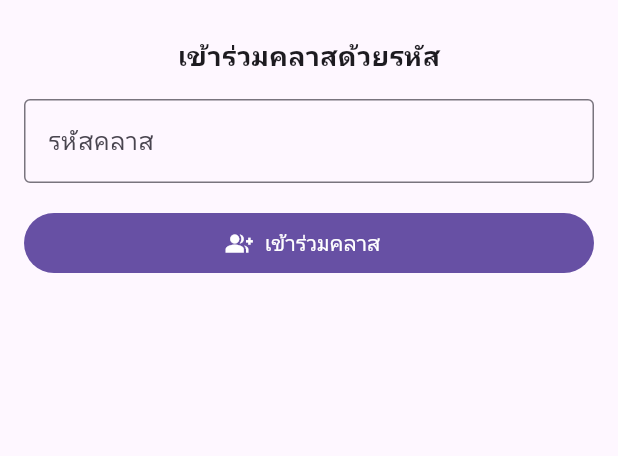
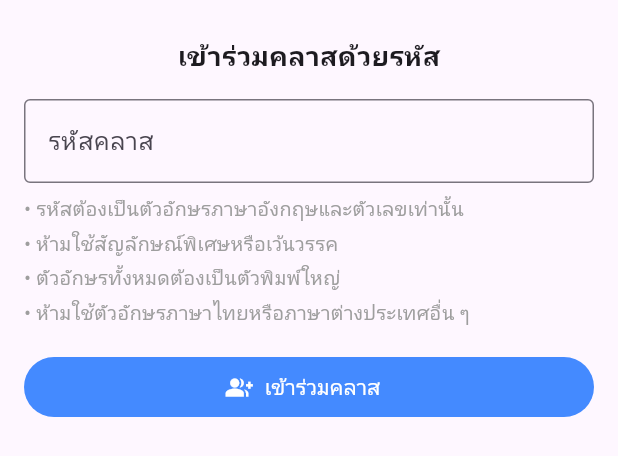
Before and after one commit to Threeraput/The_Fucking_final_Project, a Flutter app: the JoinClassSheet widget shown alone on an empty page, opened directly, on a phone screen of 412 x 824 dp. Shown: the top 456 px of the screen. Run offline on Flutter 3.47's test engine with Material 3 defaults, Android fonts, the phone set to English and light mode, and no system bars; our stand-ins replace camera, dropdown_button2, geolocator, shared_preferences; accounts and stored records are empty; network calls fail.

Commit message:
UI_joinclass

```diff
--- a/frontend/lib/main.dart
+++ b/frontend/lib/main.dart
@@ -1,6 +1,7 @@
 // lib/main.dart
 import 'package:flutter/material.dart';
 import 'package:camera/camera.dart';
+import 'package:frontend/screens/classroom_home_screen.dart';
 import 'package:frontend/screens/verify_face_route.dart';
 import 'services/auth_service.dart';
 import 'screens/login_screen.dart';
@@ -134,6 +135,8 @@ class MyApp extends StatelessWidget {
       routes: {
         // สามารถปล่อยว่างได้เพราะเราใช้ onGenerateRoute แล้ว
         '/verify-face': (context) => const VerifyFaceRoute(),
+        '/classroom-home' : (context) => const ClassroomHomeScreen(),
+
       },
     );
   }
--- a/frontend/lib/screens/join_class_sheet.dart
+++ b/frontend/lib/screens/join_class_sheet.dart
@@ -1,11 +1,25 @@
 import 'package:flutter/material.dart';
 import 'package:frontend/services/class_service.dart';
+import 'package:flutter/services.dart';
 
 class JoinClassSheet extends StatefulWidget {
   const JoinClassSheet({super.key});
 
   @override
   State<JoinClassSheet> createState() => _JoinClassSheetState();
+}
+
+class UpperCaseTextFormatter extends TextInputFormatter {
+  @override
+  TextEditingValue formatEditUpdate(
+    TextEditingValue oldValue,
+    TextEditingValue newValue,
+  ) {
+    return TextEditingValue(
+      text: newValue.text.toUpperCase(),
+      selection: newValue.selection,
+    );
+  }
 }
 
 class _JoinClassSheetState extends State<JoinClassSheet> {
@@ -85,18 +99,43 @@ class _JoinClassSheetState extends State<JoinClassSheet> {
             style: TextStyle(fontSize: 18, fontWeight: FontWeight.bold),
           ),
           const SizedBox(height: 16),
+          Column(
+  crossAxisAlignment: CrossAxisAlignment.start,
+  children: [
     TextField(
       controller: _codeCtl,
       decoration: InputDecoration(
         labelText: 'รหัสคลาส',
         border: const OutlineInputBorder(),
-              errorText: _errorText, // ✅ แสดง error ใต้กล่อง
+        errorText: _errorText,
       ),
+      inputFormatters: [
+        FilteringTextInputFormatter.allow(RegExp(r'[a-zA-Z0-9]')), // เฉพาะตัวเลขและอังกฤษ
+        UpperCaseTextFormatter(), // แปลงเป็นพิมพ์ใหญ่
+      ],
+    ),
+    const SizedBox(height: 8),
+    Column(
+      crossAxisAlignment: CrossAxisAlignment.start,
+      children: const [
+        Text('• รหัสต้องเป็นตัวอักษรภาษาอังกฤษและตัวเลขเท่านั้น', style: TextStyle(color: Colors.grey, fontSize: 13)),
+        SizedBox(height: 4),
+        Text('• ห้ามใช้สัญลักษณ์พิเศษหรือเว้นวรรค', style: TextStyle(color: Colors.grey, fontSize: 13)),
+        SizedBox(height: 4),
+        Text('• ตัวอักษรทั้งหมดต้องเป็นตัวพิมพ์ใหญ่', style: TextStyle(color: Colors.grey, fontSize: 13)),
+        SizedBox(height: 4),
+        Text('• ห้ามใช้ตัวอักษรภาษาไทยหรือภาษาต่างประเทศอื่น ๆ', style: TextStyle(color: Colors.grey, fontSize: 13)),
+      ],
+    ),
+  ],
           ),
           const SizedBox(height: 16),
           SizedBox(
             width: double.infinity,
             child: FilledButton.icon(
+              style: FilledButton.styleFrom(
+                  backgroundColor: Colors.blueAccent
+              ),
               icon: _loading
                   ? const SizedBox(
                       width: 18,
```
Also changed, not shown: frontend/lib/screens/classroom_home_screen.dart (+17 -7 lines). Lines whose indentation alone changed are shown as unchanged.
